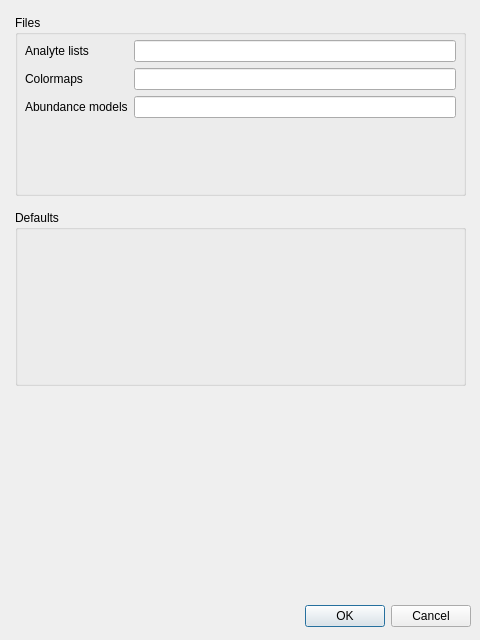
This is preferences.ui in dhasterok/LaserMapExplorer as Qt 5 draws it before an edit. The edited form follows.
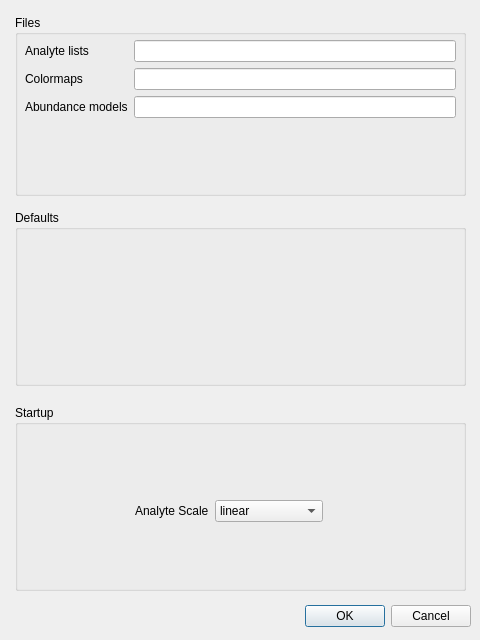
This is the edited form.

```diff
--- a/preferences.ui
+++ b/preferences.ui
@@ -97,6 +97,52 @@
     <string>Defaults</string>
    </property>
   </widget>
+  <widget class="QGroupBox" name="groupBox_3">
+   <property name="geometry">
+    <rect>
+     <x>15</x>
+     <y>405</y>
+     <width>451</width>
+     <height>186</height>
+    </rect>
+   </property>
+   <property name="title">
+    <string>Startup</string>
+   </property>
+   <widget class="QWidget" name="formLayoutWidget_2">
+    <property name="geometry">
+     <rect>
+      <x>120</x>
+      <y>95</y>
+      <width>188</width>
+      <height>80</height>
+     </rect>
+    </property>
+    <layout class="QFormLayout" name="formLayout_2">
+     <item row="0" column="0">
+      <widget class="QLabel" name="LabelAnalyteScale">
+       <property name="text">
+        <string>Analyte Scale</string>
+       </property>
+      </widget>
+     </item>
+     <item row="0" column="1">
+      <widget class="QComboBox" name="comboBoxAnalyteScale">
+       <item>
+        <property name="text">
+         <string>linear</string>
+        </property>
+       </item>
+       <item>
+        <property name="text">
+         <string>log</string>
+        </property>
+       </item>
+      </widget>
+     </item>
+    </layout>
+   </widget>
+  </widget>
  </widget>
  <resources/>
  <connections>
```
